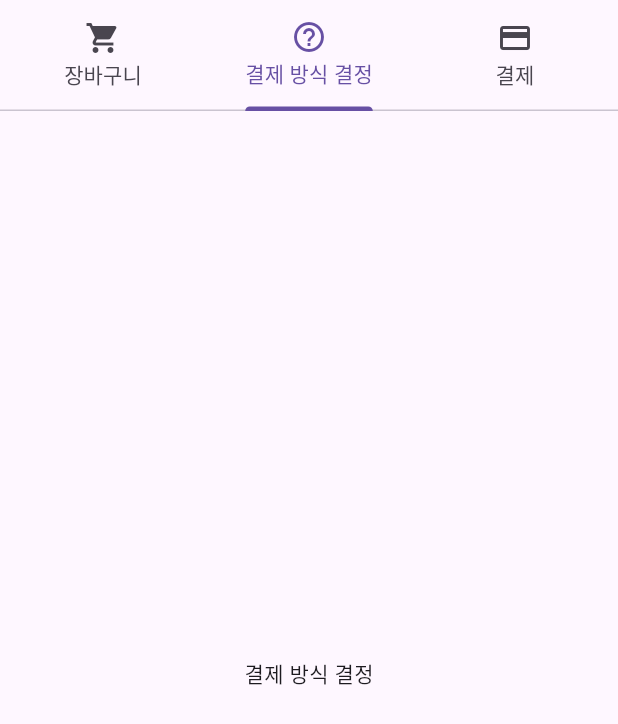
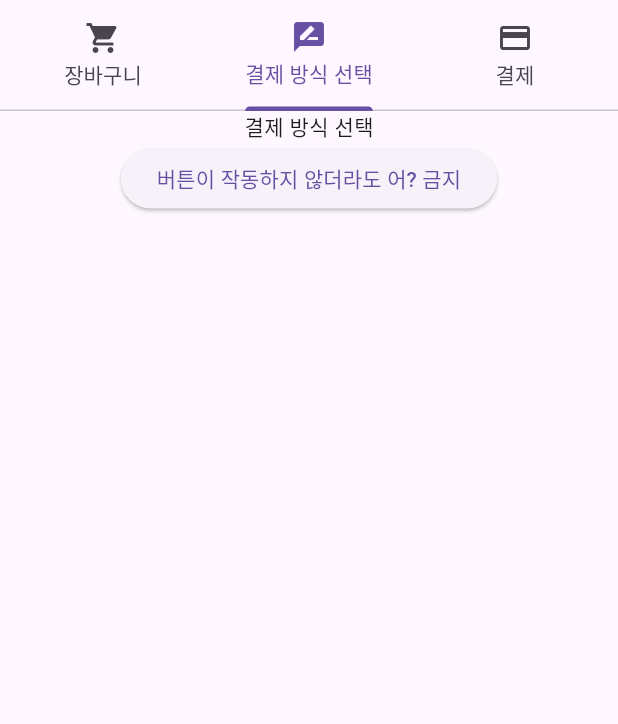
Before and after one commit to Junsang-Mun/new-jaems25, a Flutter app: the screen it shows after launch, tab 2 chosen, on a phone screen of 412 x 824 dp. Shown: the top 724 px of the screen. Run offline on Flutter 3.47's test engine with Material 2 defaults, Android fonts, the phone set to English and light mode, and no system bars; our stand-ins replace flutter_dotenv, qr_flutter.

Commit message:
feat: add argument @ class ChangeTab

```diff
--- a/lib/main.dart
+++ b/lib/main.dart
@@ -31,7 +31,7 @@
             bottom: const TabBar(
               tabs: [
                 Tab(icon: Icon(Icons.shopping_cart), text: '장바구니',),
-                Tab(icon: Icon(Icons.help_outline), text: '결제 방식 결정',),
+                Tab(icon: Icon(Icons.rate_review), text: '결제 방식 선택',),
                 Tab(icon: Icon(Icons.credit_card), text: '결제',),
               ],
             ),
@@ -50,12 +50,13 @@
 }
 
 class ChangeTab extends StatelessWidget {
-    const ChangeTab({Key? key}) : super(key: key);
+  final int page;
+  const ChangeTab({Key? key, this.page = 1}) : super(key: key);
 
   @override
   Widget build(BuildContext context) {
     return ElevatedButton(onPressed: () {
-      DefaultTabController.of(context).animateTo(1);
+      DefaultTabController.of(context).animateTo(page);
     },
     child: const Text('버튼이 작동하지 않더라도 어? 금지'),
     );
--- a/lib/payment_method.dart
+++ b/lib/payment_method.dart
@@ -1,4 +1,6 @@
 import 'package:flutter/material.dart';
+
+import 'main.dart';
 
 class PaymentMethodPage extends StatelessWidget {
   const PaymentMethodPage({super.key});
@@ -6,7 +8,10 @@ class PaymentMethodPage extends StatelessWidget {
   @override
   Widget build(BuildContext context) {
     return const Center(
-      child: Text('결제 방식 결정'),
+      child: Column(children: [
+        Text('결제 방식 선택'),
+        ChangeTab(page: 0),
+      ],),
     );
   }
 }
```
